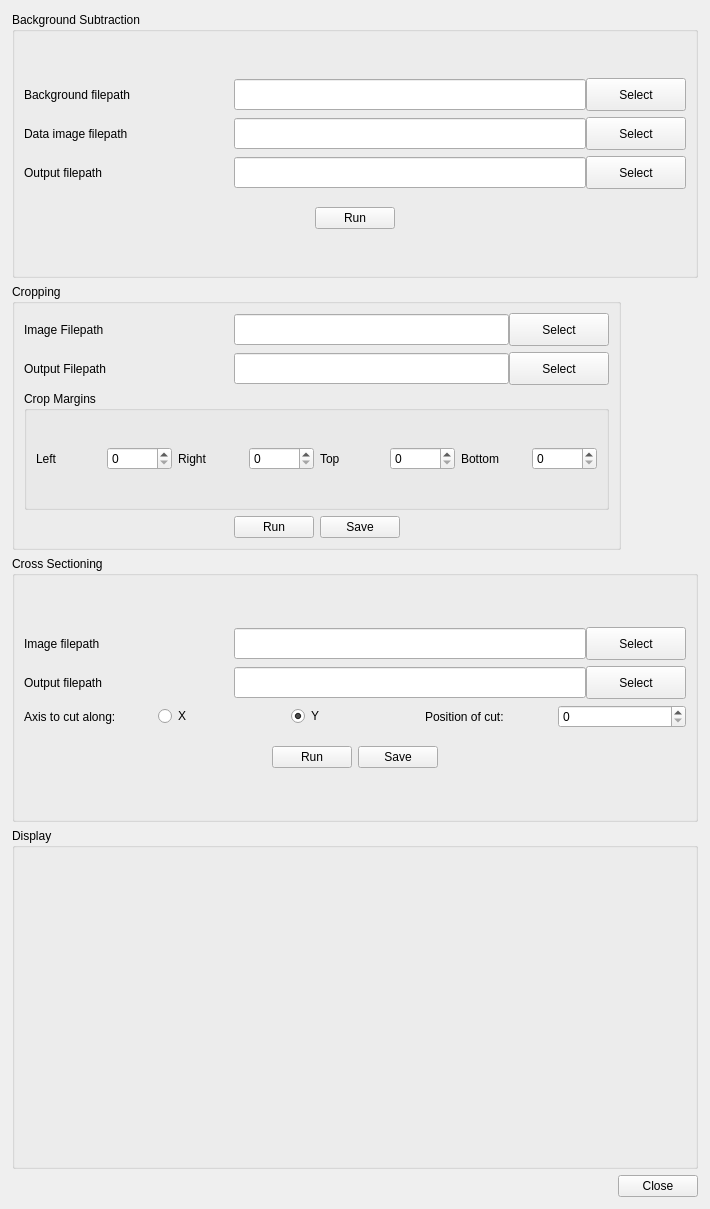
First picture: the form in PostProcessing/ImageAnalysis/ImageAnalysisWindow.ui, repository mjh250/Matt-Scripts, before the edit.
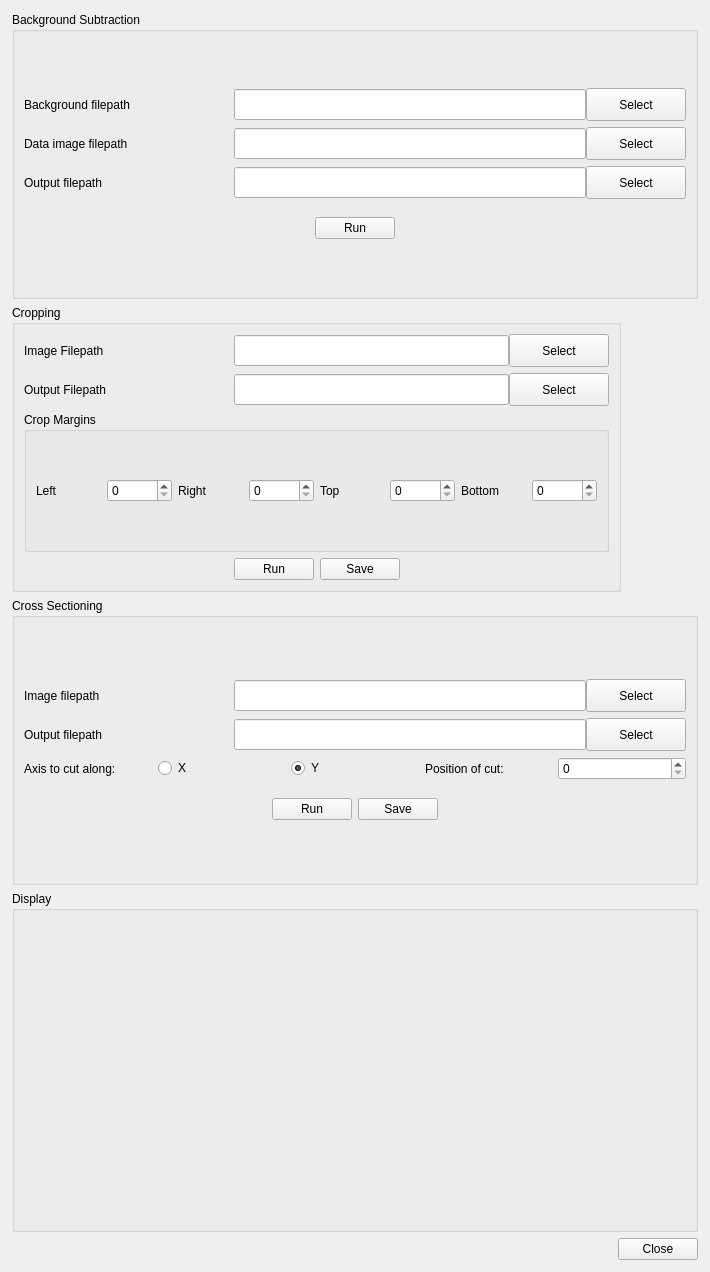
Second picture: the form after the edit. Custom widgets are drawn as their Qt base class.

Patch:
```diff
--- a/PostProcessing/ImageAnalysis/ImageAnalysisWindow.ui
+++ b/PostProcessing/ImageAnalysis/ImageAnalysisWindow.ui
@@ -7,7 +7,7 @@
     <x>0</x>
     <y>0</y>
     <width>710</width>
-    <height>1209</height>
+    <height>1272</height>
    </rect>
   </property>
   <property name="windowTitle">
```
